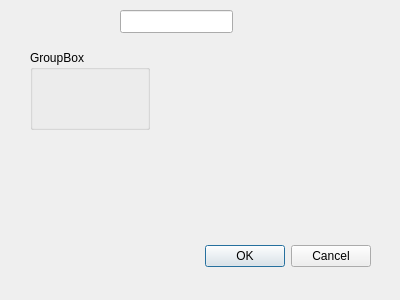
The window that dialogTraits.ui (StellarRaccoon/DnD-Character-Builder) describes before a commit, drawn with Qt 5.
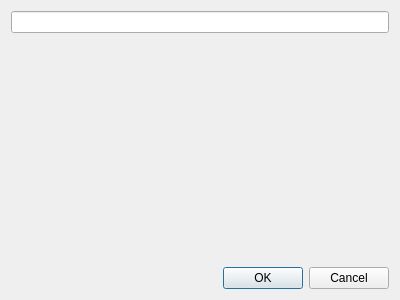
The same window after the commit.

Diff of the .ui file:
```diff
--- a/dialogTraits.ui
+++ b/dialogTraits.ui
@@ -13,15 +13,12 @@
   <property name="windowTitle">
    <string>Dialog</string>
   </property>
+  <layout class="QVBoxLayout" name="verticalLayout">
+   <item>
+    <widget class="QLineEdit" name="dialogTitle"/>
+   </item>
+   <item alignment="Qt::AlignBottom">
   <widget class="QDialogButtonBox" name="buttonBox">
-   <property name="geometry">
-    <rect>
-     <x>30</x>
-     <y>240</y>
-     <width>341</width>
-     <height>32</height>
-    </rect>
-   </property>
    <property name="orientation">
     <enum>Qt::Horizontal</enum>
    </property>
@@ -29,29 +26,8 @@
     <set>QDialogButtonBox::Cancel|QDialogButtonBox::Ok</set>
    </property>
   </widget>
-  <widget class="QLineEdit" name="dialogTitle">
-   <property name="geometry">
-    <rect>
-     <x>120</x>
-     <y>10</y>
-     <width>113</width>
-     <height>23</height>
-    </rect>
-   </property>
-  </widget>
-  <widget class="QGroupBox" name="groupBox">
-   <property name="geometry">
-    <rect>
-     <x>30</x>
-     <y>50</y>
-     <width>120</width>
-     <height>80</height>
-    </rect>
-   </property>
-   <property name="title">
-    <string>GroupBox</string>
-   </property>
-  </widget>
+   </item>
+  </layout>
  </widget>
  <resources/>
  <connections>
```
Lines whose indentation alone changed are shown as unchanged.
